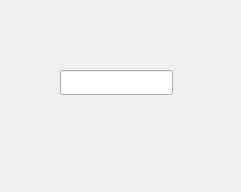
Before: the Qt Designer form app/timer.ui in Minivera/COMP3004-TEAM25, drawn with Qt 5.
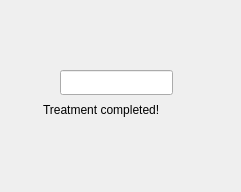
After: the same form once the commit is applied.

```diff
--- a/app/timer.ui
+++ b/app/timer.ui
@@ -23,6 +23,19 @@
     </rect>
    </property>
   </widget>
+  <widget class="QLabel" name="successLabel">
+   <property name="geometry">
+    <rect>
+     <x>43</x>
+     <y>100</y>
+     <width>151</width>
+     <height>20</height>
+    </rect>
+   </property>
+   <property name="text">
+    <string>Treatment completed!</string>
+   </property>
+  </widget>
  </widget>
  <resources/>
  <connections/>
```
